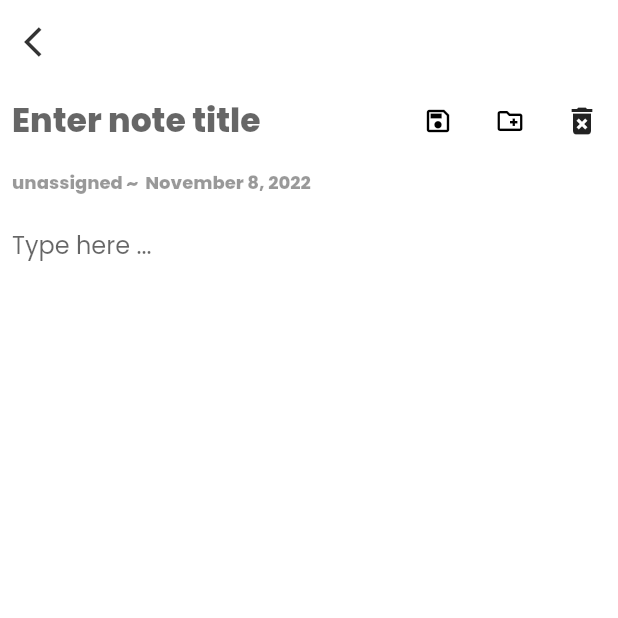
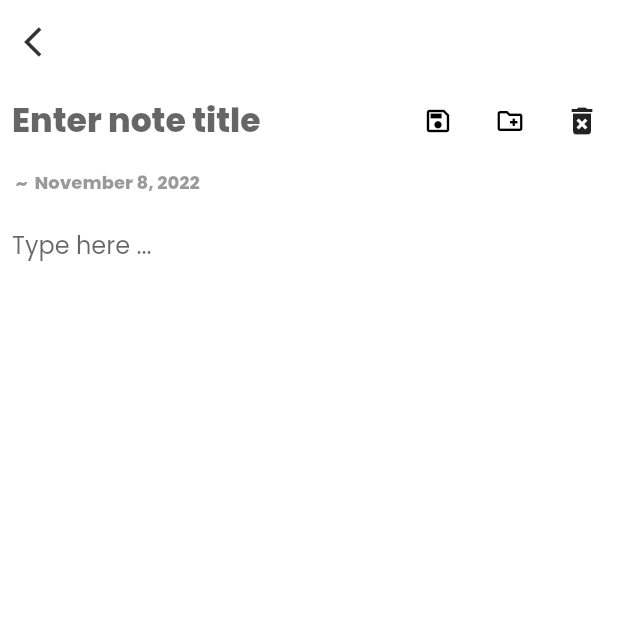
Before and after one commit to x64devv/xnote, a Flutter app: the NotesGridScreen screen opened directly with empty values, after a tap on the "add" icon, on a phone screen of 412 x 824 dp, the top half of it. Run offline on Flutter 3.47's test engine with Material 2 defaults, Android fonts, the phone set to English and light mode, and no system bars; our stand-ins replace animated_text_kit, flutter_svg, google_fonts, sqflite; missing offline and left inert: flutter_quill; accounts and stored records are empty.

Commit message:
Fixed some bugs

```diff
--- a/lib/model/model_note.dart
+++ b/lib/model/model_note.dart
@@ -65,10 +65,10 @@ class NoteModel {
     };
   }
 
-  static NoteModel defaultNote() {
+static NoteModel defaultNote({String folder="unassigned"}) {
     return NoteModel(
         id: 0,
-        folder: "unassigned",
+        folder: folder,
         dateCreated: DateFormat.yMMMMd().format(DateTime.now()),
         title: "",
         notePath: "",
--- a/lib/screens/home_screen/components/folder_card.dart
+++ b/lib/screens/home_screen/components/folder_card.dart
@@ -19,7 +19,7 @@ class FolderCard extends StatelessWidget {
   Widget build(BuildContext context) {
     return Container(
       margin: EdgeInsets.symmetric(horizontal: size.width * 0.04, vertical: 8),
-      height: size.height * 0.3,
+      height: size.height * 0.15,//So I need to find a more multipixel density appropriate method to determine the height of the card
       width: size.width * 0.9,
       decoration: BoxDecoration(color: const Color.fromARGB(255, 18, 18, 18), borderRadius: BorderRadius.circular(16)),
       child: Padding(
--- a/lib/screens/notes_grid_screen/notes_grid_screen.dart
+++ b/lib/screens/notes_grid_screen/notes_grid_screen.dart
@@ -38,7 +38,7 @@ class _NotesGridScreenState extends State<NotesGridScreen> {
               ),
               onPressed: () {
                 Navigator.push(
-                    context, MaterialPageRoute(builder: (context) => NoteEditScreen(note: NoteModel.defaultNote()))).then((value){setState(() {
+                    context, MaterialPageRoute(builder: (context) => NoteEditScreen(note: NoteModel.defaultNote(folder: folder)))).then((value){setState(() {
 
                     });});
               }),
--- a/pubspec.yaml
+++ b/pubspec.yaml
@@ -43,6 +43,7 @@ dependencies:
   flutter_staggered_grid_view: ^0.6.2
   intl: ^0.17.0
   path_provider: ^2.0.11
+  flutter_launcher_icons: ^0.10.0
 
 dev_dependencies:
   flutter_test:
```
Also changed, not shown: flutter_launcher_icons.yaml (added, +17 -0 lines), lib/screens/home_screen/home_screen.dart (+13 -5 lines), lib/screens/note_edit/components/body.dart (+7 -0 lines), assets/icon.jpeg (added), pubspec.lock, 35 other files.
